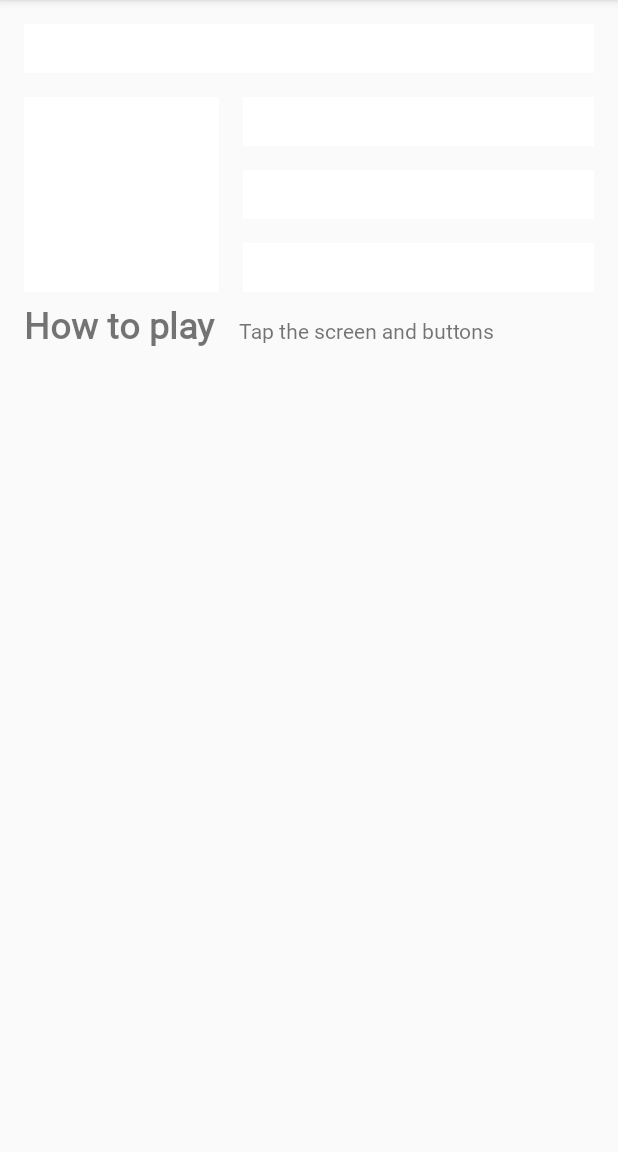
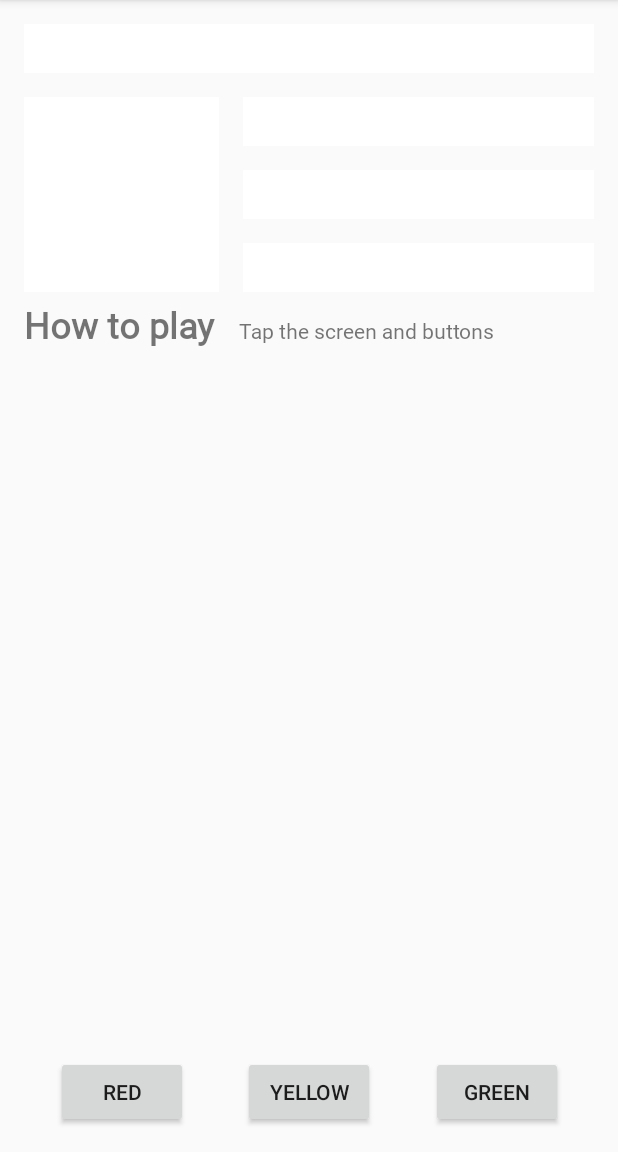
Before and after one commit to sr4p/ColorView, an Android app: the screen it shows after launch (MainActivity), on a phone screen of 412 x 824 dp, the part 84-1236 px from its top. Run offline under Robolectric (Android 15) with nearby library versions, the phone set to English and light mode, and no system bars.

Commit message:
2.3 red yellow green

```diff
--- a/app/src/main/java/buu/informatics/s59161126/colormyview/MainActivity.kt
+++ b/app/src/main/java/buu/informatics/s59161126/colormyview/MainActivity.kt
@@ -5,6 +5,7 @@ import androidx.appcompat.app.AppCompatActivity
 import android.os.Bundle
 import android.view.View
 import android.widget.TextView
+import kotlinx.android.synthetic.main.activity_main.*
 
 class MainActivity : AppCompatActivity() {
 
@@ -22,7 +23,9 @@ class MainActivity : AppCompatActivity() {
             R.id.box_three_text -> view.setBackgroundColor(Color.BLUE)
             R.id.box_four_text -> view.setBackgroundColor(Color.MAGENTA)
             R.id.box_five_text -> view.setBackgroundColor(Color.BLUE)
-
+            R.id.red_button -> box_three_text.setBackgroundResource(R.color.my_red)
+            R.id.yellow_button -> box_four_text.setBackgroundResource(R.color.my_yellow)
+            R.id.green_button -> box_five_text.setBackgroundResource(R.color.my_green)
             else -> view.setBackgroundColor(Color.LTGRAY)
         }
     }
@@ -37,12 +40,21 @@ class MainActivity : AppCompatActivity() {
 
         val rootConstraintLayout = findViewById<View>(R.id.constraint_layout)
 
+
+        val redButton = findViewById<TextView>(R.id.red_button)
+        val greenButton = findViewById<TextView>(R.id.green_button)
+        val yellowButton = findViewById<TextView>(R.id.yellow_button)
+
+
         val clickableViews: List<View> =
             listOf(boxOneText, boxTwoText, boxThreeText,
-                boxFourText, boxFiveText, rootConstraintLayout)
+                boxFourText, boxFiveText, rootConstraintLayout,redButton,greenButton,yellowButton)
         for (item in clickableViews) {
             item.setOnClickListener { makeColored(it) }
         }
+
+
+
     }
 
 }
--- a/app/src/main/res/layout/activity_main.xml
+++ b/app/src/main/res/layout/activity_main.xml
@@ -69,5 +69,29 @@
             app:layout_constraintEnd_toEndOf="parent" android:layout_marginEnd="16dp"
             android:layout_marginTop="16dp"
             app:layout_constraintTop_toBottomOf="@+id/box_two_text"/>
+    <Button
+            android:text="@string/button_red"
+            android:layout_width="wrap_content"
+            android:layout_height="wrap_content"
+            android:id="@+id/red_button"
+            app:layout_constraintBaseline_toBaselineOf="@+id/yellow_button"
+            app:layout_constraintStart_toStartOf="parent" app:layout_constraintHorizontal_bias="0.5"
+            app:layout_constraintEnd_toStartOf="@+id/yellow_button"/>
+    <Button
+            android:text="@string/button_yellow"
+            android:layout_width="wrap_content"
+            android:layout_height="wrap_content"
+            android:id="@+id/yellow_button" app:layout_constraintStart_toEndOf="@+id/red_button"
+            app:layout_constraintHorizontal_bias="0.5" app:layout_constraintEnd_toStartOf="@+id/green_button"
+            app:layout_constraintTop_toBottomOf="@+id/info_text" android:layout_marginBottom="16dp"
+            app:layout_constraintBottom_toBottomOf="parent" app:layout_constraintVertical_bias="1.0"/>
+    <Button
+            android:text="@string/button_green"
+            android:layout_width="wrap_content"
+            android:layout_height="wrap_content"
+            android:id="@+id/green_button"
+            app:layout_constraintBaseline_toBaselineOf="@+id/yellow_button"
+            app:layout_constraintStart_toEndOf="@+id/yellow_button" app:layout_constraintHorizontal_bias="0.5"
+            app:layout_constraintEnd_toEndOf="parent"/>
 
 </androidx.constraintlayout.widget.ConstraintLayout>
--- a/app/src/main/res/values/colors.xml
+++ b/app/src/main/res/values/colors.xml
@@ -3,4 +3,7 @@
     <color name="colorPrimary">#008577</color>
     <color name="colorPrimaryDark">#00574B</color>
     <color name="colorAccent">#D81B60</color>
+    <color name="my_green">#12C700</color>
+    <color name="my_red">#E54304</color>
+    <color name="my_yellow">#FFC107</color>
 </resources>
--- a/app/src/main/res/values/strings.xml
+++ b/app/src/main/res/values/strings.xml
@@ -7,4 +7,7 @@
     <string name="box_five">Box Five</string>
     <string name="how_to_play">How to play</string>
     <string name="tap_the_boxes_and_button">Tap the screen and buttons</string>
+    <string name="button_red">RED</string>
+    <string name="button_yellow">YELLOW</string>
+    <string name="button_green">GREEN</string>
 </resources>
```
